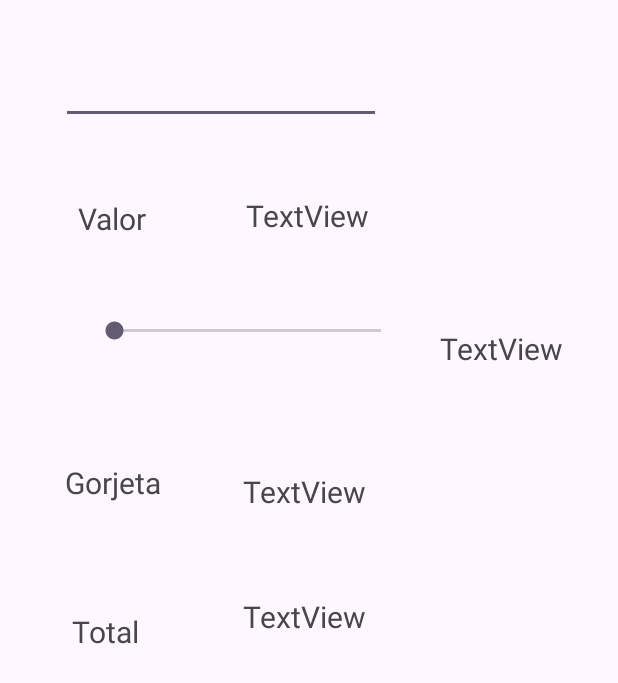
After one commit to eanassu/FMU2024_14aM, an Android app: the GorjetaActivity screen opened directly, with no data from a screen before it, on a phone screen of 412 x 824 dp. The commit adds this screen. Shown: the top 683 px of the screen. Run offline under Robolectric (Android 15) with nearby library versions, the phone set to English and light mode, and no system bars.

Commit message:
Aula 3/4

```diff
--- a/app/src/main/AndroidManifest.xml
+++ b/app/src/main/AndroidManifest.xml
@@ -13,6 +13,9 @@
         android:theme="@style/Theme.Aula4aM"
         tools:targetApi="31">
         <activity
+            android:name=".GorjetaActivity"
+            android:exported="false" />
+        <activity
             android:name=".MainActivity2"
             android:exported="false" />
         <activity
--- /dev/null
+++ b/app/src/main/java/br/fmu/aula/GorjetaActivity.java
@@ -0,0 +1,78 @@
+package br.fmu.aula;
+
+import androidx.appcompat.app.AppCompatActivity;
+
+import android.os.Bundle;
+import android.text.Editable;
+import android.text.TextWatcher;
+import android.widget.EditText;
+import android.widget.SeekBar;
+import android.widget.TextView;
+
+import java.text.NumberFormat;
+
+public class GorjetaActivity extends AppCompatActivity {
+
+    private EditText editTextValor;
+    private TextView textViewValor;
+    private TextView textViewPorcentagem;
+    private TextView textViewGorjeta;
+    private TextView textViewTotal;
+    private SeekBar seekBar;
+    private double valor;
+    private double porcentagem;
+    private NumberFormat currencyFormat = NumberFormat.getCurrencyInstance();
+    private NumberFormat porcentagemFormat = NumberFormat.getPercentInstance();
+    @Override
+    protected void onCreate(Bundle savedInstanceState) {
+        super.onCreate(savedInstanceState);
+        setContentView(R.layout.activity_gorjeta);
+        editTextValor = findViewById(R.id.editTextValor);
+        textViewValor = findViewById(R.id.textViewValor);
+        textViewPorcentagem = findViewById(R.id.textViewPorcentagem);
+        textViewGorjeta = findViewById(R.id.textViewGorjeta);
+        textViewTotal = findViewById(R.id.textViewTotal);
+        seekBar = findViewById(R.id.seekBar);
+        editTextValor.addTextChangedListener(new TextWatcher() {
+            @Override
+            public void beforeTextChanged(CharSequence s, int start, int count, int after) {}
+
+            @Override
+            public void onTextChanged(CharSequence s, int start, int before, int count) {
+                int valorInt;
+                try {
+                    valorInt = Integer.parseInt(editTextValor.getText().toString());
+                } catch ( NumberFormatException e ) {
+                    valorInt = 0;
+                }
+                valor = valorInt/100.0;
+                atualizarValores();
+            }
+
+            @Override
+            public void afterTextChanged(Editable s) {}
+        });
+        seekBar.setOnSeekBarChangeListener(new SeekBar.OnSeekBarChangeListener() {
+            @Override
+            public void onProgressChanged(SeekBar seekBar, int progress, boolean fromUser) {
+                porcentagem = progress/100.0;
+                atualizarValores();
+            }
+
+            @Override
+            public void onStartTrackingTouch(SeekBar seekBar) {}
+
+            @Override
+            public void onStopTrackingTouch(SeekBar seekBar) {}
+        });
+    }
+
+    private void atualizarValores() {
+        textViewValor.setText(currencyFormat.format(valor));
+        textViewPorcentagem.setText(porcentagemFormat.format(porcentagem));
+        double gorjeta = valor * porcentagem;
+        double total = valor + gorjeta;
+        textViewGorjeta.setText(currencyFormat.format(gorjeta));
+        textViewTotal.setText(currencyFormat.format(total));
+    }
+}
--- a/app/src/main/java/br/fmu/aula/MainActivity.java
+++ b/app/src/main/java/br/fmu/aula/MainActivity.java
@@ -27,4 +27,9 @@ public class MainActivity extends AppCompatActivity {
         intent.putExtra("soma", soma);
         startActivity(intent);
     }
+
+    public void abrirGorjeta( View view ) {
+        Intent intent = new Intent(this, GorjetaActivity.class);
+        startActivity(intent);
+    }
 }
--- /dev/null
+++ b/app/src/main/res/layout/activity_gorjeta.xml
@@ -0,0 +1,107 @@
+<?xml version="1.0" encoding="utf-8"?>
+<androidx.constraintlayout.widget.ConstraintLayout xmlns:android="http://schemas.android.com/apk/res/android"
+    xmlns:app="http://schemas.android.com/apk/res-auto"
+    xmlns:tools="http://schemas.android.com/tools"
+    android:layout_width="match_parent"
+    android:layout_height="match_parent"
+    tools:context=".GorjetaActivity">
+
+    <EditText
+        android:id="@+id/editTextValor"
+        android:layout_width="wrap_content"
+        android:layout_height="wrap_content"
+        android:layout_marginStart="42dp"
+        android:layout_marginTop="37dp"
+        android:layout_marginEnd="41dp"
+        android:ems="10"
+        android:inputType="number"
+        app:layout_constraintEnd_toStartOf="@+id/textViewPorcentagem"
+        app:layout_constraintStart_toStartOf="parent"
+        app:layout_constraintTop_toTopOf="parent" />
+
+    <TextView
+        android:id="@+id/textView2"
+        android:layout_width="wrap_content"
+        android:layout_height="wrap_content"
+        android:layout_marginStart="52dp"
+        android:layout_marginTop="49dp"
+        android:text="@string/txt_valor"
+        android:textSize="20sp"
+        app:layout_constraintStart_toStartOf="parent"
+        app:layout_constraintTop_toBottomOf="@+id/editTextValor" />
+
+    <TextView
+        android:id="@+id/textViewValor"
+        android:layout_width="wrap_content"
+        android:layout_height="wrap_content"
+        android:layout_marginTop="47dp"
+        android:layout_marginEnd="8dp"
+        android:text="TextView"
+        android:textSize="20sp"
+        app:layout_constraintEnd_toEndOf="@+id/editTextValor"
+        app:layout_constraintTop_toBottomOf="@+id/editTextValor" />
+
+    <TextView
+        android:id="@+id/textViewPorcentagem"
+        android:layout_width="wrap_content"
+        android:layout_height="wrap_content"
+        android:layout_marginStart="23dp"
+        android:text="TextView"
+        android:textSize="20sp"
+        app:layout_constraintBottom_toBottomOf="@+id/seekBar"
+        app:layout_constraintStart_toEndOf="@+id/seekBar"
+        app:layout_constraintTop_toBottomOf="@+id/seekBar" />
+
+    <TextView
+        android:id="@+id/textView5"
+        android:layout_width="wrap_content"
+        android:layout_height="wrap_content"
+        android:layout_marginStart="43dp"
+        android:layout_marginBottom="72dp"
+        android:text="@string/txt_gorjeta"
+        android:textSize="20sp"
+        app:layout_constraintBottom_toTopOf="@+id/textView7"
+        app:layout_constraintStart_toStartOf="parent" />
+
+    <TextView
+        android:id="@+id/textViewGorjeta"
+        android:layout_width="wrap_content"
+        android:layout_height="wrap_content"
+        android:layout_marginTop="82dp"
+        android:layout_marginEnd="26dp"
+        android:text="TextView"
+        android:textSize="20sp"
+        app:layout_constraintEnd_toEndOf="@+id/seekBar"
+        app:layout_constraintTop_toBottomOf="@+id/seekBar" />
+
+    <TextView
+        android:id="@+id/textView7"
+        android:layout_width="wrap_content"
+        android:layout_height="wrap_content"
+        android:layout_marginStart="48dp"
+        android:layout_marginTop="10dp"
+        android:text="@string/txt_total"
+        android:textSize="20sp"
+        app:layout_constraintStart_toStartOf="parent"
+        app:layout_constraintTop_toTopOf="@+id/textViewTotal" />
+
+    <TextView
+        android:id="@+id/textViewTotal"
+        android:layout_width="wrap_content"
+        android:layout_height="wrap_content"
+        android:layout_marginTop="56dp"
+        android:text="TextView"
+        android:textSize="20sp"
+        app:layout_constraintStart_toStartOf="@+id/textViewGorjeta"
+        app:layout_constraintTop_toBottomOf="@+id/textViewGorjeta" />
+
+    <SeekBar
+        android:id="@+id/seekBar"
+        android:layout_width="210dp"
+        android:layout_height="23dp"
+        android:layout_marginStart="60dp"
+        android:layout_marginTop="49dp"
+        android:max="30"
+        app:layout_constraintStart_toStartOf="parent"
+        app:layout_constraintTop_toBottomOf="@+id/textView2" />
+</androidx.constraintlayout.widget.ConstraintLayout>
--- a/app/src/main/res/layout/activity_main.xml
+++ b/app/src/main/res/layout/activity_main.xml
@@ -38,4 +38,13 @@
         android:text="@string/txt_somar"
         app:layout_constraintStart_toStartOf="parent"
         app:layout_constraintTop_toBottomOf="@+id/editTextNumber2" />
+
+    <Button
+        android:id="@+id/button2"
+        android:layout_width="wrap_content"
+        android:layout_height="wrap_content"
+        android:onClick="abrirGorjeta"
+        android:text="@string/txt_gorjeta"
+        tools:layout_editor_absoluteX="181dp"
+        tools:layout_editor_absoluteY="230dp" />
 </androidx.constraintlayout.widget.ConstraintLayout>
--- a/app/src/main/res/values/strings.xml
+++ b/app/src/main/res/values/strings.xml
@@ -1,4 +1,7 @@
 <resources>
     <string name="app_name">Aula4aM</string>
     <string name="txt_somar">Somar</string>
+    <string name="txt_gorjeta">Gorjeta</string>
+    <string name="txt_valor">Valor</string>
+    <string name="txt_total">Total</string>
 </resources>
```
